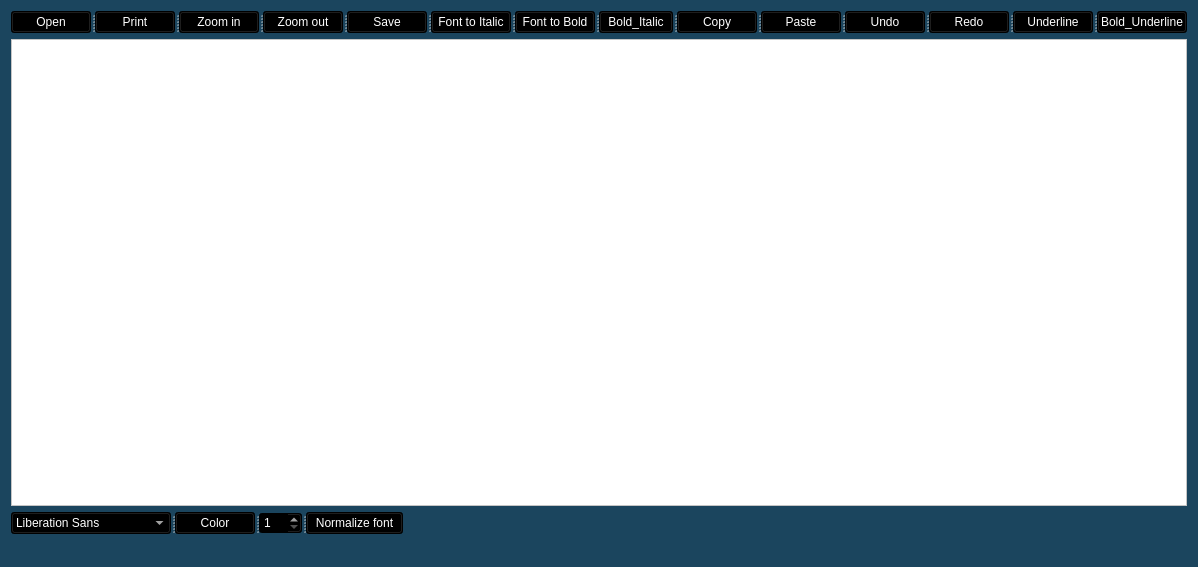
postman721/Editor, file Editor/mainwindow.ui: the form before one commit.
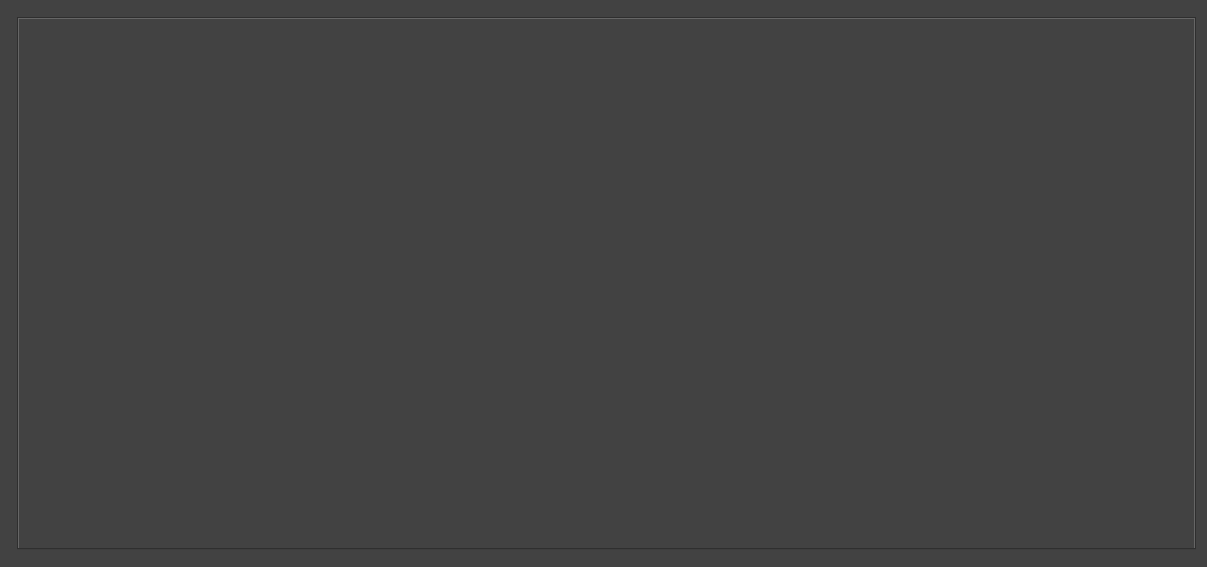
The form after the commit.

The edit to the form file:
```diff
--- a/Editor/mainwindow.ui
+++ b/Editor/mainwindow.ui
@@ -6,7 +6,7 @@
    <rect>
     <x>0</x>
     <y>0</y>
-    <width>1026</width>
+    <width>1207</width>
     <height>567</height>
    </rect>
   </property>
@@ -14,7 +14,7 @@
    <string>++Editor</string>
   </property>
   <property name="styleSheet">
-   <string notr="true">*{background-color:#1b455e; color:white;}
+   <string notr="true">*{background-color:#424242; color:white;}
 QPushButton{background-color:black; color:white;}
 QTextEdit{color:black;}
 QFontComboBox{background-color:black;}
@@ -28,178 +28,20 @@
       <property name="orientation">
        <enum>Qt::Horizontal</enum>
       </property>
-      <widget class="QPushButton" name="pushButton_4">
-       <property name="maximumSize">
-        <size>
-         <width>116</width>
-         <height>23</height>
-        </size>
-       </property>
-       <property name="text">
-        <string>Open</string>
-       </property>
-      </widget>
-      <widget class="QPushButton" name="pushButton_5">
-       <property name="maximumSize">
-        <size>
-         <width>80</width>
-         <height>23</height>
-        </size>
-       </property>
-       <property name="text">
-        <string>Print</string>
-       </property>
-      </widget>
-      <widget class="QPushButton" name="pushButton_2">
-       <property name="maximumSize">
-        <size>
-         <width>116</width>
-         <height>23</height>
-        </size>
-       </property>
-       <property name="text">
-        <string>Zoom in</string>
-       </property>
-      </widget>
-      <widget class="QPushButton" name="pushButton_3">
-       <property name="maximumSize">
-        <size>
-         <width>116</width>
-         <height>23</height>
-        </size>
-       </property>
-       <property name="text">
-        <string>Zoom out</string>
-       </property>
-      </widget>
-      <widget class="QPushButton" name="pushButton_6">
-       <property name="maximumSize">
-        <size>
-         <width>116</width>
-         <height>23</height>
-        </size>
-       </property>
-       <property name="text">
-        <string>Save</string>
-       </property>
-      </widget>
       <widget class="QSplitter" name="splitter_4">
        <property name="orientation">
         <enum>Qt::Horizontal</enum>
        </property>
-       <widget class="QPushButton" name="pushButton_11">
-        <property name="maximumSize">
-         <size>
-          <width>83</width>
-          <height>23</height>
-         </size>
-        </property>
-        <property name="text">
-         <string>Font to Italic</string>
-        </property>
-       </widget>
-       <widget class="QPushButton" name="pushButton_10">
-        <property name="maximumSize">
-         <size>
-          <width>81</width>
-          <height>23</height>
-         </size>
-        </property>
-        <property name="text">
-         <string>Font to Bold</string>
-        </property>
-       </widget>
-      </widget>
-      <widget class="QPushButton" name="pushButton_16">
-       <property name="maximumSize">
-        <size>
-         <width>74</width>
-         <height>23</height>
-        </size>
-       </property>
-       <property name="text">
-        <string>Bold_Italic</string>
-       </property>
-      </widget>
-      <widget class="QPushButton" name="pushButton">
-       <property name="maximumSize">
-        <size>
-         <width>80</width>
-         <height>23</height>
-        </size>
-       </property>
-       <property name="styleSheet">
-        <string notr="true"/>
-       </property>
-       <property name="text">
-        <string>Copy</string>
-       </property>
-      </widget>
-      <widget class="QPushButton" name="pushButton_7">
-       <property name="maximumSize">
-        <size>
-         <width>80</width>
-         <height>23</height>
-        </size>
-       </property>
-       <property name="text">
-        <string>Paste</string>
-       </property>
-      </widget>
-      <widget class="QPushButton" name="pushButton_8">
-       <property name="maximumSize">
-        <size>
-         <width>80</width>
-         <height>23</height>
-        </size>
-       </property>
-       <property name="text">
-        <string>Undo</string>
-       </property>
-      </widget>
-      <widget class="QPushButton" name="pushButton_9">
-       <property name="maximumSize">
-        <size>
-         <width>80</width>
-         <height>23</height>
-        </size>
-       </property>
-       <property name="text">
-        <string>Redo</string>
-       </property>
-      </widget>
-      <widget class="QPushButton" name="pushButton_13">
-       <property name="maximumSize">
-        <size>
-         <width>80</width>
-         <height>23</height>
-        </size>
-       </property>
-       <property name="text">
-        <string>Underline</string>
-       </property>
-      </widget>
-      <widget class="QPushButton" name="pushButton_15">
-       <property name="maximumSize">
-        <size>
-         <width>121</width>
-         <height>23</height>
-        </size>
-       </property>
-       <property name="text">
-        <string>Bold_Underline</string>
-       </property>
       </widget>
      </widget>
     </item>
-    <item row="1" column="0">
-     <widget class="QTextEdit" name="textEdit">
-      <property name="styleSheet">
-       <string notr="true">QTextEdit#textEdit{background-color:white;}
-</string>
+    <item row="1" column="1">
+     <widget class="QTabWidget" name="tabWidget">
+      <property name="tabsClosable">
+       <bool>true</bool>
       </property>
-      <property name="frameShadow">
-       <enum>QFrame::Raised</enum>
+      <property name="movable">
+       <bool>true</bool>
       </property>
      </widget>
     </item>
@@ -211,8 +53,8 @@
       <widget class="QSplitter" name="splitter_6">
        <property name="maximumSize">
         <size>
-         <width>291</width>
-         <height>23</height>
+         <width>0</width>
+         <height>16777215</height>
         </size>
        </property>
        <property name="orientation">
@@ -221,67 +63,19 @@
        <widget class="QSplitter" name="splitter_5">
         <property name="maximumSize">
          <size>
-          <width>244</width>
-          <height>23</height>
+          <width>0</width>
+          <height>0</height>
          </size>
         </property>
         <property name="orientation">
          <enum>Qt::Horizontal</enum>
         </property>
-        <widget class="QFontComboBox" name="fontComboBox">
-         <property name="maximumSize">
-          <size>
-           <width>160</width>
-           <height>23</height>
-          </size>
-         </property>
-         <property name="editable">
-          <bool>false</bool>
-         </property>
-        </widget>
-        <widget class="QPushButton" name="pushButton_12">
-         <property name="maximumSize">
-          <size>
-           <width>80</width>
-           <height>23</height>
-          </size>
-         </property>
-         <property name="text">
-          <string>Color</string>
-         </property>
-        </widget>
        </widget>
-       <widget class="QSpinBox" name="spinBox_2">
-        <property name="maximumSize">
-         <size>
-          <width>43</width>
-          <height>23</height>
-         </size>
-        </property>
-        <property name="toolTip">
-         <string>Font size</string>
-        </property>
-        <property name="minimum">
-         <number>1</number>
-        </property>
-       </widget>
-      </widget>
-      <widget class="QPushButton" name="pushButton_14">
-       <property name="maximumSize">
-        <size>
-         <width>97</width>
-         <height>23</height>
-        </size>
-       </property>
-       <property name="text">
-        <string>Normalize font</string>
-       </property>
       </widget>
      </widget>
     </item>
    </layout>
   </widget>
-  <widget class="QStatusBar" name="statusBar"/>
   <action name="actionOpen">
    <property name="text">
     <string>Open</string>
```
